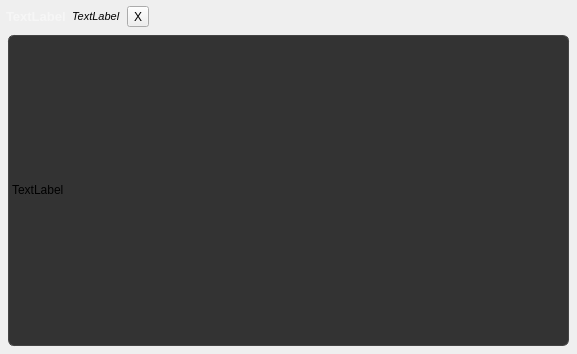
Above: ui/comment_widget.ui from DiamondHawk8/Oculus before the change. Below: the same form after it.
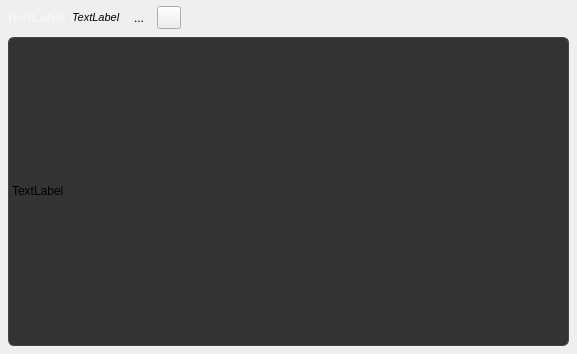
That is the form after the change. Icons and pictures are not drawn.

Commit message: Add edit button to comment widget

Patch:
```diff
--- a/ui/comment_widget.ui
+++ b/ui/comment_widget.ui
@@ -78,10 +78,31 @@
        </property>
       </widget>
      </item>
+     <item>
+      <widget class="QToolButton" name="btnEdit">
+       <property name="toolTip">
+        <string>btnEdit</string>
+       </property>
+       <property name="text">
+        <string>...</string>
+       </property>
+       <property name="icon">
+        <iconset resource="../resources/resources.qrc">
+         <normaloff>:/icons/cil-pencil.png</normaloff>:/icons/cil-pencil.png</iconset>
+       </property>
+       <property name="autoRaise">
+        <bool>true</bool>
+       </property>
+      </widget>
+     </item>
      <item>
       <widget class="QToolButton" name="btnDelete">
        <property name="text">
-        <string>X</string>
+        <string/>
+       </property>
+       <property name="icon">
+        <iconset resource="../resources/resources.qrc">
+         <normaloff>:/icons/icon_close.png</normaloff>:/icons/icon_close.png</iconset>
        </property>
       </widget>
      </item>
```
Left out of the diff: 4 changed lines with no effect on the pictures. The commit also changes 1 other file.
